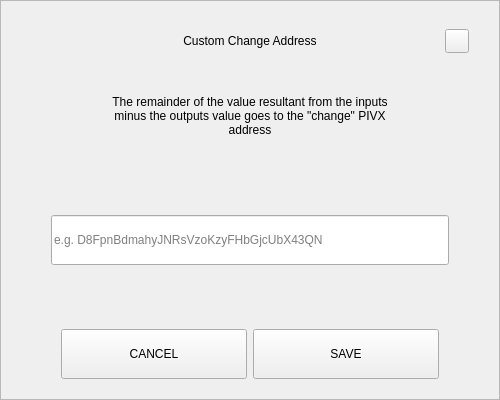
Above: src/qt/mk2x/forms/sendchangeaddressdialog.ui from mk2crypto/MK2 before the change. Below: the same form after it.
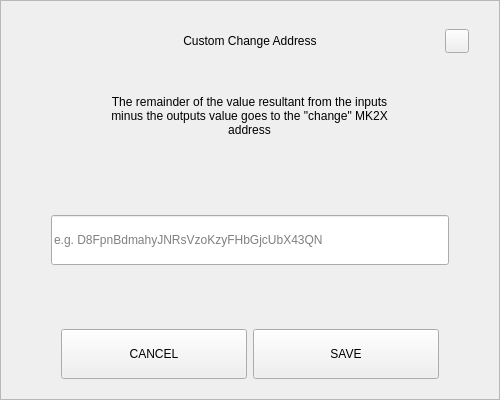
That is the form after the change.

What changed in the file:
```diff
--- a/src/qt/mk2x/forms/sendchangeaddressdialog.ui
+++ b/src/qt/mk2x/forms/sendchangeaddressdialog.ui
@@ -164,7 +164,7 @@
          </size>
         </property>
         <property name="text">
-         <string>The remainder of the value resultant from the inputs minus the outputs value goes to the &quot;change&quot; PIVX address</string>
+         <string>The remainder of the value resultant from the inputs minus the outputs value goes to the &quot;change&quot; MK2X address</string>
         </property>
         <property name="alignment">
          <set>Qt::AlignCenter</set>
```
